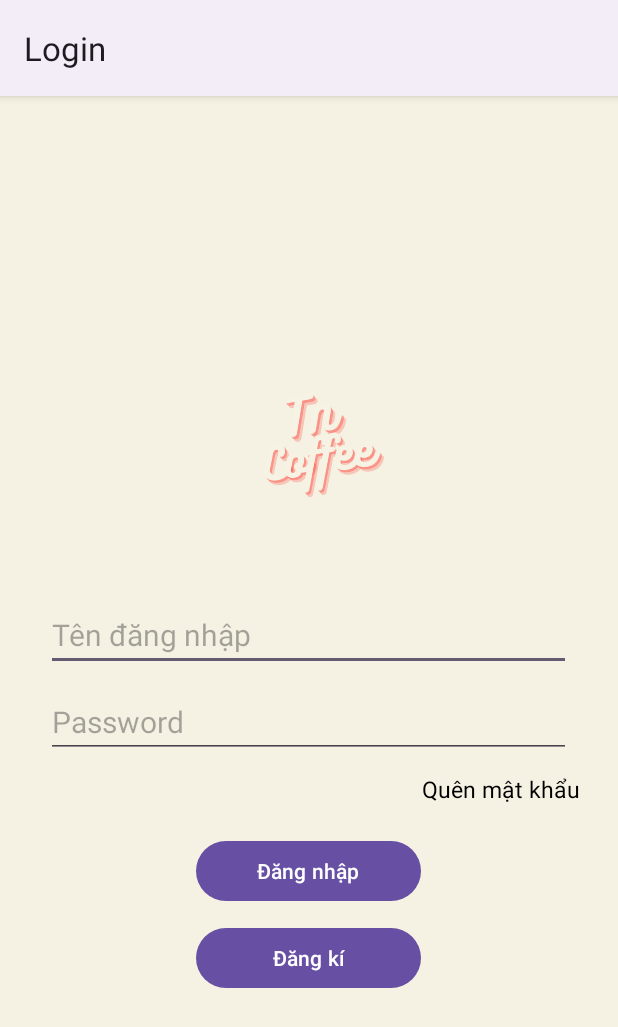
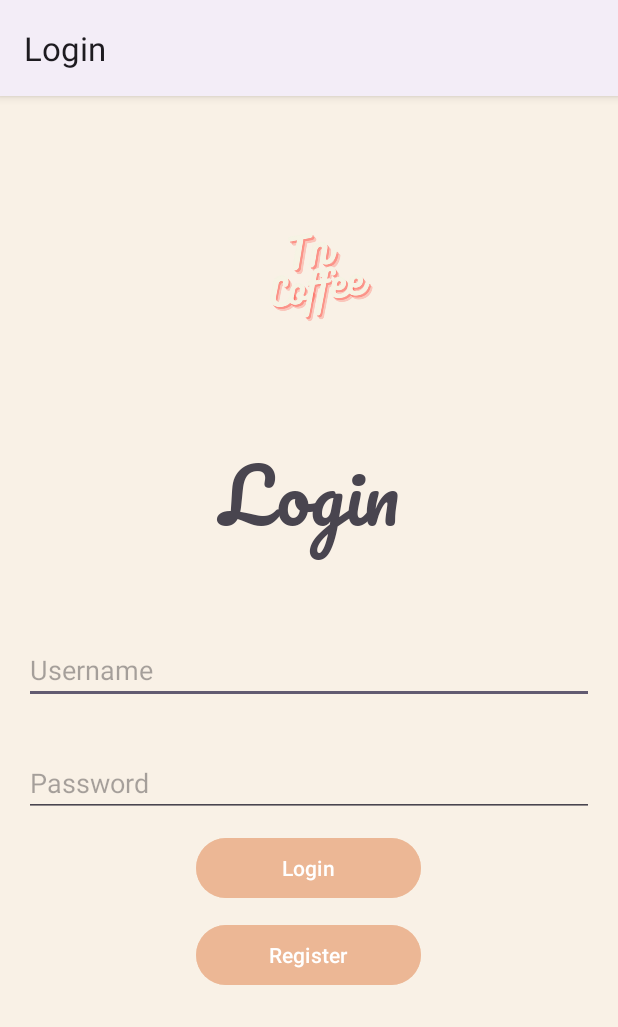
Before and after one commit to Dangthicamnhi/TnCoffee, an Android app: the screen it shows after launch (MainActivity), on a phone screen of 412 x 824 dp. Shown: the top 1027 px of the screen. Run offline under Robolectric (Android 15) with nearby library versions, the phone set to English and light mode, and no system bars.

Commit message:
màn hình chính+ login

```diff
--- a/app/src/main/AndroidManifest.xml
+++ b/app/src/main/AndroidManifest.xml
@@ -12,6 +12,9 @@
         android:supportsRtl="true"
         android:theme="@style/Theme.TnCoffee"
         tools:targetApi="31">
+        <activity
+            android:name=".Activity.Sigup"
+            android:exported="false" />
         <activity
             android:name=".Activity.Payment"
             android:exported="false" />
--- a/app/src/main/java/com/example/tncoffee/Activity/MainActivity.java
+++ b/app/src/main/java/com/example/tncoffee/Activity/MainActivity.java
@@ -7,12 +7,19 @@ import android.content.Intent;
 import android.os.Bundle;
 import android.view.View;
 import android.widget.Button;
+import android.widget.EditText;
+import android.widget.Toast;
 
+import com.example.tncoffee.Model.DBDangki;
 import com.example.tncoffee.R;
 
 public class MainActivity extends AppCompatActivity {
 
-    Button btnDangNhap ;
+    EditText editTextUsername;
+    EditText editTextPassword;
+    Button btnlogin;
+    Button btnsigup;
+    DBDangki dbDangKi;
     @Override
     protected void onCreate(Bundle savedInstanceState) {
         super.onCreate(savedInstanceState);
@@ -23,22 +30,37 @@ public class MainActivity extends AppCompatActivity {
         setControl();
         setEvent();
 
-        btnDangNhap.setOnClickListener(new View.OnClickListener() {
-            @Override
-            public void onClick(View view) {
-                Intent i = new Intent(MainActivity.this, ChucNang.class);
-                startActivity(i);
-            }
-        });
-
-
     }
 
     private void setEvent() {
+        dbDangKi = new DBDangki(this);
+
+        btnlogin.setOnClickListener(view -> {
+            String username = editTextUsername.getText().toString();
+            String password = editTextPassword.getText().toString();
+            boolean isLoggedIn = dbDangKi.checkLogin(username, password);
+            if (isLoggedIn) {
+                Toast.makeText(MainActivity.this, "Đăng nhập thành công", Toast.LENGTH_SHORT).show();
+                Intent intent = new Intent(MainActivity.this, ChucNang.class);
+                startActivity(intent);
+                finish();
+            } else {
+                Toast.makeText(MainActivity.this, "Sai tên đăng nhập hoặc mật khẩu", Toast.LENGTH_SHORT).show();
+            }
+        });
+        btnsigup.setOnClickListener(new View.OnClickListener() {
+            @Override
+            public void onClick(View view) {
+                Intent intent = new Intent(MainActivity.this, Sigup.class);
+                startActivity(intent);
+            }
+        });
     }
 
     private void setControl() {
-        btnDangNhap = findViewById(R.id.btnDangNhap);
-
+        editTextUsername = findViewById(R.id.editTextUsername);
+        editTextPassword = findViewById(R.id.editTextPassword);
+        btnlogin = findViewById(R.id.buttonLogin);
+        btnsigup = findViewById(R.id.buttonRegister);
     }
 }
--- /dev/null
+++ b/app/src/main/res/drawable/ic_add.xml
@@ -0,0 +1,5 @@
+<vector android:height="24dp" android:tint="#FFFFFF"
+    android:viewportHeight="24" android:viewportWidth="24"
+    android:width="24dp" xmlns:android="http://schemas.android.com/apk/res/android">
+    <path android:fillColor="@android:color/white" android:pathData="M19,13h-6v6h-2v-6H5v-2h6V5h2v6h6v2z"/>
+</vector>
--- /dev/null
+++ b/app/src/main/res/drawable/ic_feed.xml
@@ -0,0 +1,5 @@
+<vector android:autoMirrored="true" android:height="24dp"
+    android:tint="#FFFFFF" android:viewportHeight="24"
+    android:viewportWidth="24" android:width="24dp" xmlns:android="http://schemas.android.com/apk/res/android">
+    <path android:fillColor="@android:color/white" android:pathData="M16,3H5C3.9,3 3,3.9 3,5v14c0,1.1 0.9,2 2,2h14c1.1,0 2,-0.9 2,-2V8L16,3zM7,7h5v2H7V7zM17,17H7v-2h10V17zM17,13H7v-2h10V13zM15,9V5l4,4H15z"/>
+</vector>
--- /dev/null
+++ b/app/src/main/res/drawable/ic_payment.xml
@@ -0,0 +1,5 @@
+<vector android:height="24dp" android:tint="#FFFFFF"
+    android:viewportHeight="24" android:viewportWidth="24"
+    android:width="24dp" xmlns:android="http://schemas.android.com/apk/res/android">
+    <path android:fillColor="@android:color/white" android:pathData="M20,4L4,4c-1.11,0 -1.99,0.89 -1.99,2L2,18c0,1.11 0.89,2 2,2h16c1.11,0 2,-0.89 2,-2L22,6c0,-1.11 -0.89,-2 -2,-2zM20,18L4,18v-6h16v6zM20,8L4,8L4,6h16v2z"/>
+</vector>
--- /dev/null
+++ b/app/src/main/res/drawable/ic_shopping.xml
@@ -0,0 +1,5 @@
+<vector android:height="24dp" android:tint="#FFFFFF"
+    android:viewportHeight="24" android:viewportWidth="24"
+    android:width="24dp" xmlns:android="http://schemas.android.com/apk/res/android">
+    <path android:fillColor="@android:color/white" android:pathData="M7,18c-1.1,0 -1.99,0.9 -1.99,2S5.9,22 7,22s2,-0.9 2,-2 -0.9,-2 -2,-2zM1,2v2h2l3.6,7.59 -1.35,2.45c-0.16,0.28 -0.25,0.61 -0.25,0.96 0,1.1 0.9,2 2,2h12v-2L7.42,15c-0.14,0 -0.25,-0.11 -0.25,-0.25l0.03,-0.12 0.9,-1.63h7.45c0.75,0 1.41,-0.41 1.75,-1.03l3.58,-6.49c0.08,-0.14 0.12,-0.31 0.12,-0.48 0,-0.55 -0.45,-1 -1,-1L5.21,4l-0.94,-2L1,2zM17,18c-1.1,0 -1.99,0.9 -1.99,2s0.89,2 1.99,2 2,-0.9 2,-2 -0.9,-2 -2,-2z"/>
+</vector>
--- a/app/src/main/res/layout/activity_main.xml
+++ b/app/src/main/res/layout/activity_main.xml
@@ -1,66 +1,60 @@
 <?xml version="1.0" encoding="utf-8"?>
-<androidx.constraintlayout.widget.ConstraintLayout xmlns:android="http://schemas.android.com/apk/res/android"
-    xmlns:app="http://schemas.android.com/apk/res-auto"
-    xmlns:tools="http://schemas.android.com/tools"
+<LinearLayout xmlns:android="http://schemas.android.com/apk/res/android"
     android:layout_width="match_parent"
     android:layout_height="match_parent"
-    android:background="#F5F2E3"
+    xmlns:tools="http://schemas.android.com/tools"
+    android:background="#52EDE3B2"
     android:orientation="vertical"
+    android:padding="16dp"
+    android:gravity="center"
     tools:context=".Activity.MainActivity">
 
-    <LinearLayout
-        android:layout_width="match_parent"
-        android:layout_height="match_parent"
-        android:gravity="center"
-        android:orientation="vertical">
 
     <ImageView
-            android:layout_width="156dp"
-            android:layout_height="144dp"
-            android:layout_marginBottom="40dp"
+        android:layout_width="match_parent"
+        android:layout_height="100dp"
+        android:layout_marginBottom="50dp"
         android:src="@drawable/ic_logo" />
 
-        <EditText
-            android:layout_width="wrap_content"
+
+    <TextView
+        android:layout_width="match_parent"
         android:layout_height="wrap_content"
-            android:layout_marginBottom="10dp"
-            android:ems="15"
-            android:hint="Tên đăng nhập"
-            android:textSize="20dp" />
+        android:layout_marginBottom="50dp"
+        android:fontFamily="@font/regular"
+        android:gravity="center"
+        android:text="Login"
+        android:textSize="50dp" />
 
     <EditText
-            android:layout_width="wrap_content"
+        android:id="@+id/editTextUsername"
+        android:layout_width="match_parent"
         android:layout_height="wrap_content"
-            android:layout_marginBottom="10dp"
-            android:ems="15"
-            android:hint="Password"
+        android:hint="Username" />
+
+    <EditText
+        android:id="@+id/editTextPassword"
+        android:layout_width="match_parent"
+        android:layout_height="wrap_content"
         android:inputType="textPassword"
-            android:textSize="20dp" />
-
-        <TextView
-            android:layout_width="wrap_content"
-            android:layout_height="wrap_content"
-            android:layout_gravity="right"
-            android:layout_marginRight="25dp"
-            android:layout_marginBottom="20dp"
-            android:text="Quên mật khẩu"
-            android:textColor="#000"
-            android:textSize="15dp" />
+        android:layout_marginTop="30dp"
+        android:hint="Password" />
 
     <Button
-            android:id="@+id/btnDangNhap"
+        android:id="@+id/buttonLogin"
         android:layout_width="150dp"
         android:layout_height="wrap_content"
-            android:layout_marginBottom="10dp"
-            android:text="Đăng nhập" />
+        android:layout_marginTop="10dp"
+        android:backgroundTint="#ADEAB28D"
+        android:text="Login" />
 
     <Button
-            android:id="@+id/btnDangKy"
+        android:id="@+id/buttonRegister"
         android:layout_width="150dp"
         android:layout_height="wrap_content"
-            android:layout_marginBottom="10dp"
-            android:text="Đăng kí" />
+        android:layout_marginTop="10dp"
+        android:backgroundTint="#ADEAB28D"
+        android:layout_marginBottom="100dp"
+        android:text="Register" />
 
 </LinearLayout>
-
-</androidx.constraintlayout.widget.ConstraintLayout>
```
Also changed, not shown: app/src/main/java/com/example/tncoffee/Activity/Sigup.java (added, +77 -0 lines), app/src/main/java/com/example/tncoffee/Model/DBDangki.java (added, +109 -0 lines), app/src/main/res/layout/activity_sigup.xml (added, +95 -0 lines), app/src/main/res/font/regular.ttf (added). Lines whose indentation alone changed are shown as unchanged.
